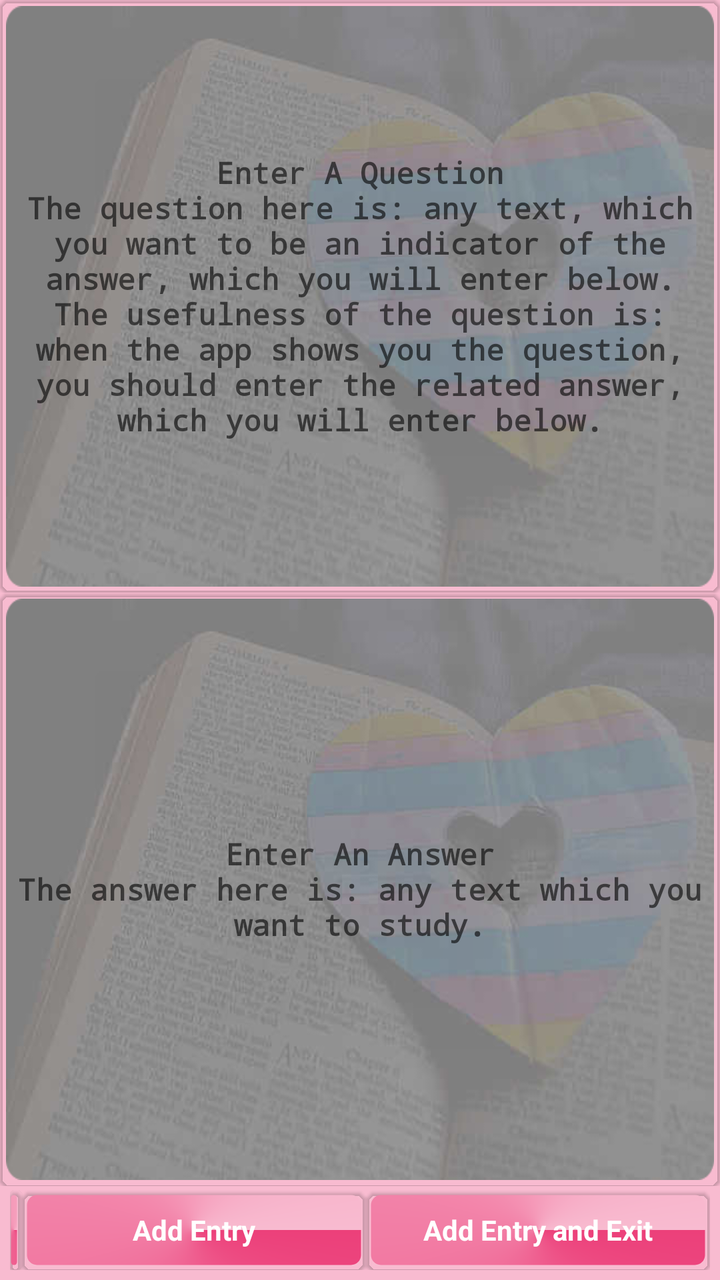
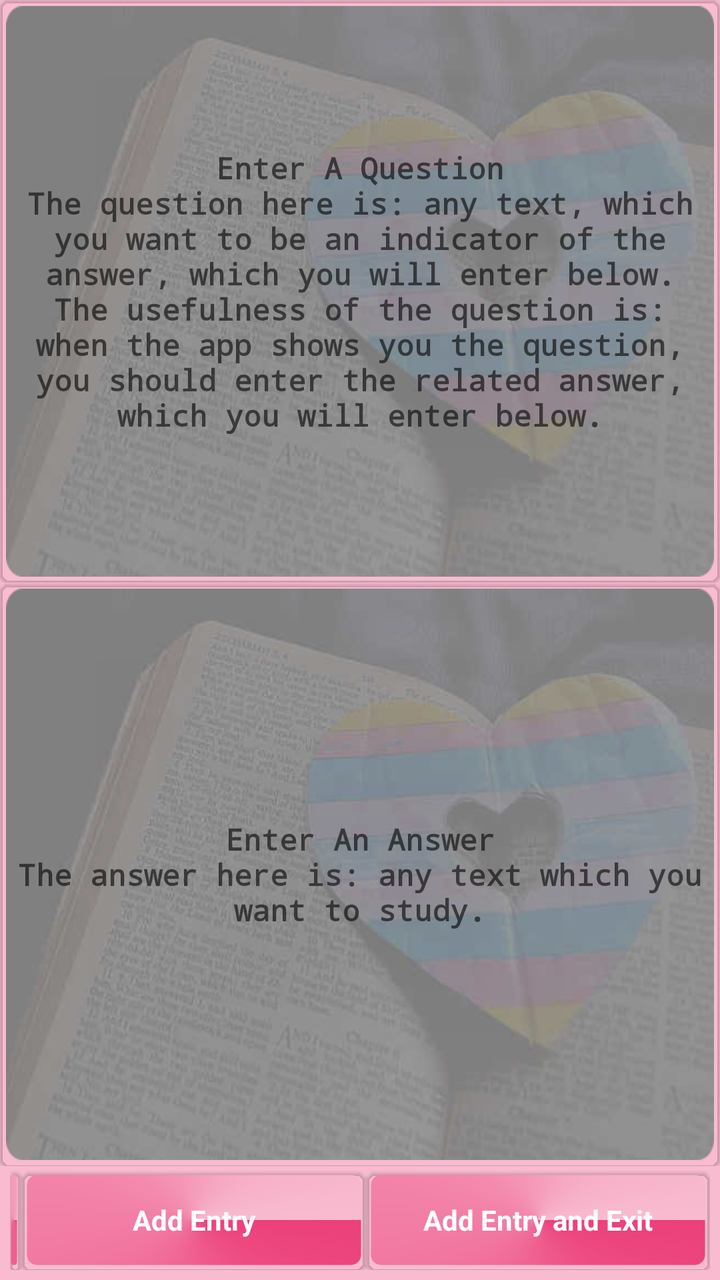

The first picture is an Android layout as it rendered before a commit; the second is the same layout after the commit. The layout source and the unified diff follow.
<!-- AndroidManifest.xml: application theme MyMaterialTheme -->
<!-- res/layout/content_add_entry.xml -->
<?xml version="1.0" encoding="utf-8"?>
<RelativeLayout
    xmlns:android="http://schemas.android.com/apk/res/android"
    xmlns:android.support.v7.cardview="http://schemas.android.com/apk/res-auto"
    xmlns:tools="http://schemas.android.com/tools"
    xmlns:app="http://schemas.android.com/apk/res-auto"
    android:layout_width="match_parent"
    android:layout_height="match_parent"
    app:layout_behavior="@string/appbar_scrolling_view_behavior"
    tools:context="com.ahmedsameha1.studyvocabulary.AddEntryActivity"
    tools:showIn="@layout/app_bar_add_entry">


<LinearLayout
    android:id="@+id/container"
    android:layout_width="match_parent"
    android:layout_height="match_parent"
    android:orientation="vertical"
    android:weightSum="2">

        <LinearLayout
            android:id="@+id/question_linearlayout"
            android:layout_width="match_parent"
            android:layout_height="0dp"
            android:layout_margin="0dp"
            android:layout_weight="1"
            android:background="@drawable/show_question_background"
            android:padding="0dp">

            <android.support.v7.widget.CardView
                android:layout_width="match_parent"
                android:layout_height="match_parent"
                android.support.v7.cardview:cardBackgroundColor="@android:color/transparent"
                android.support.v7.cardview:cardCornerRadius="5dp"
                android.support.v7.cardview:cardElevation="1dp">

                <EditText
                    android:id="@+id/question"
                    android:layout_width="match_parent"
                    android:layout_height="match_parent"
                    android:background="@drawable/text_bordered_transperant"
                    android:gravity="center"
                    android:hint="@string/enter_a_question"
                    android:imeOptions="flagNoExtractUi"
                    android:inputType="textNoSuggestions|textMultiLine"
                    android:minLines="1"
                    android:padding="5dp"
                    android:scrollbarAlwaysDrawVerticalTrack="true"
                    android:scrollbars="vertical"
                    android:textColor="#FFFFFF"
                    android:textSize="15sp"
                    android:textStyle="bold"
                    android:typeface="monospace" />
            </android.support.v7.widget.CardView>
        </LinearLayout>

        <LinearLayout
            android:id="@+id/answer_linearlayout"
            android:layout_width="match_parent"
            android:layout_height="0dp"
            android:layout_margin="0dp"
            android:layout_weight="1"
            android:background="@drawable/show_question_background"
            android:padding="0dp">

            <android.support.v7.widget.CardView
                android:layout_width="match_parent"
                android:layout_height="match_parent"
                android.support.v7.cardview:cardBackgroundColor="@android:color/transparent"
                android.support.v7.cardview:cardCornerRadius="5dp"
                android.support.v7.cardview:cardElevation="1dp">

                <EditText
                    android:id="@+id/answer"
                    android:layout_width="match_parent"
                    android:layout_height="match_parent"
                    android:layout_gravity="center"
                    android:background="@drawable/text_bordered_transperant"
                    android:enabled="true"
                    android:gravity="center"
                    android:hint="@string/enter_an_answer"
                    android:imeOptions="flagNoExtractUi"
                    android:inputType="textNoSuggestions|textMultiLine"
                    android:minLines="1"
                    android:padding="5dp"
                    android:scrollbarAlwaysDrawVerticalTrack="true"
                    android:textColor="#FFFFFF"

                    android:textSize="15sp"
                    android:textStyle="bold"
                    android:typeface="monospace" />
            </android.support.v7.widget.CardView>
        </LinearLayout>

        <LinearLayout
            android:layout_width="match_parent"
            android:layout_height="40dp"
            android:layout_marginBottom="5dp"
            android:layout_marginLeft="5dp"
            android:layout_marginRight="5dp"
            android:layout_marginTop="2dp">

            <android.support.v7.widget.CardView
                android:layout_width="wrap_content"
                android:layout_height="match_parent"
                android:layout_weight="0"
                android.support.v7.cardview:cardBackgroundColor="@android:color/transparent"
                android.support.v7.cardview:cardCornerRadius="5dp"
                android.support.v7.cardview:cardElevation="1dp"
                android.support.v7.cardview:cardPreventCornerOverlap="true">

                <TextView
                    android:id="@+id/show_actionbar"
                    android:layout_width="match_parent"
                    android:layout_height="match_parent"
                    android:layout_marginBottom="2dp"
                    android:layout_marginRight="2dp"
                    android:layout_marginTop="2dp"
                    android:background="@drawable/text_bordered_colored"
                    android:gravity="center"
                    android:padding="2dp"
                    android:textColor="@drawable/textview_enabled_disabled_selector" />
            </android.support.v7.widget.CardView>


            <android.support.v7.widget.CardView
                android:layout_width="0dp"
                android:layout_height="match_parent"
                android:layout_weight="1"
                android.support.v7.cardview:cardBackgroundColor="@android:color/transparent"
                android.support.v7.cardview:cardCornerRadius="5dp"
                android.support.v7.cardview:cardElevation="1dp">

                <TextView
                    android:id="@+id/add_entry"
                    android:layout_width="match_parent"
                    android:layout_height="match_parent"

                    android:layout_margin="2dp"
                    android:background="@drawable/text_bordered_colored"
                    android:enabled="true"
                    android:gravity="center"
                    android:padding="2dp"
                    android:text="@string/add_entry"
                    android:textColor="@drawable/textview_enabled_disabled_selector"
                    android:textStyle="bold" />
            </android.support.v7.widget.CardView>




            <android.support.v7.widget.CardView
                android:layout_width="0dp"
                android:layout_height="match_parent"
                android:layout_weight="1"
                android.support.v7.cardview:cardBackgroundColor="@android:color/transparent"
                android.support.v7.cardview:cardCornerRadius="5dp"
                android.support.v7.cardview:cardElevation="1dp">

                <TextView
                    android:id="@+id/add_entry_finish"
                    android:layout_width="match_parent"
                    android:layout_height="match_parent"
                    android:layout_margin="2dp"
                    android:background="@drawable/text_bordered_colored"
                    android:enabled="true"
                    android:gravity="center"
                    android:padding="2dp"
                    android:text="@string/add_entry_finish"
                    android:textColor="@drawable/textview_enabled_disabled_selector"
                    android:textStyle="bold" />
            </android.support.v7.widget.CardView>


        </LinearLayout>

    </LinearLayout>

</RelativeLayout>
<!-- res/layout/app_bar_add_entry.xml (included above) -->
<?xml version="1.0" encoding="utf-8"?>
<android.support.design.widget.CoordinatorLayout xmlns:android="http://schemas.android.com/apk/res/android"
    xmlns:app="http://schemas.android.com/apk/res-auto"
    xmlns:tools="http://schemas.android.com/tools"
    android:layout_width="match_parent"
    android:layout_height="match_parent"
    android:fitsSystemWindows="true">

    <android.support.design.widget.AppBarLayout
        android:layout_width="match_parent"
        android:layout_height="wrap_content"
        android:theme="@style/AppTheme.AppBarOverlay">
        <android.support.v7.widget.Toolbar xmlns:app="http://schemas.android.com/apk/res-auto"
            android:id="@+id/toolbar"
            android:layout_width="fill_parent"
            android:layout_height="?attr/actionBarSize"
            android:background="?attr/colorPrimary"
            android:minHeight="?attr/actionBarSize">

            <LinearLayout
                android:layout_width="wrap_content"
                android:layout_height="wrap_content">
                <Spinner
                    android:id="@+id/field_spinner"
                    android:layout_width="wrap_content"
                    android:layout_height="match_parent"
                    />

            </LinearLayout>
        </android.support.v7.widget.Toolbar>
        <View android:layout_width="match_parent"
            android:layout_height="4dp"
            android:background="@drawable/toolbar_drop_shadow"/>
    </android.support.design.widget.AppBarLayout>

    <include layout="@layout/content_add_entry" />

</android.support.design.widget.CoordinatorLayout>
<!-- resources referenced by this layout -->
<resources>
  <!-- drawable show_question_background (drawable) -->
  <?xml version="1.0" encoding="utf-8"?>
  <inset xmlns:android="http://schemas.android.com/apk/res/android"
      android:drawable="@drawable/book_heart_rounded_corners_15_radius"
      android:insetTop="3dp"
      android:insetBottom="3dp"
      android:insetRight="3dp"
      android:insetLeft="3dp"/>
  <!-- drawable text_bordered_colored (drawable) -->
  <shape xmlns:android="http://schemas.android.com/apk/res/android"
  android:thickness="0dp"
  android:shape="rectangle">
  <stroke android:width="1dp"
      android:color="@android:color/transparent"/>
  <corners android:radius="5dp" />
  <gradient
      android:startColor="@color/colorPrimary"
      android:endColor="@color/windowBackground"
      android:type="sweep"
      android:angle="270"/>
  </shape>
  <!-- drawable text_bordered_transperant (drawable) -->
  <shape xmlns:android="http://schemas.android.com/apk/res/android"
      android:thickness="0dp"
      android:shape="rectangle">
      <stroke android:width="1dp"
          android:color="@android:color/transparent"/>
      <corners android:radius="5dp" />
      <gradient
          android:startColor="@android:color/transparent"
          android:endColor="@android:color/transparent"
          android:type="linear"
          android:angle="270"/>
  </shape>
  <!-- drawable textview_enabled_disabled_selector (drawable) -->
  <?xml version="1.0" encoding="utf-8"?>
  <selector xmlns:android="http://schemas.android.com/apk/res/android">
      <item android:state_enabled="false" android:color="@android:color/darker_gray" />
      <item android:state_enabled="true" android:color="@android:color/white"/>
  </selector>
  <!-- drawable toolbar_drop_shadow (drawable) -->
  <?xml version="1.0" encoding="utf-8"?>
  <shape xmlns:android="http://schemas.android.com/apk/res/android"
      android:shape="rectangle" >
  
      <gradient
          android:angle="90"
          android:endColor="#757575"
          android:startColor="#bdbdbd" />
  
  </shape>
  <string name="add_entry">Add Entry</string>
  <string name="add_entry_finish">Add Entry and Exit</string>
  <string name="appbar_scrolling_view_behavior" translatable="false">android.support.design.widget.AppBarLayout$ScrollingViewBehavior</string>
  <string name="enter_a_question">Enter A Question\nThe question here is: any text, which you want to be an indicator of the answer, which you will enter below. The usefulness of the question is: when the app shows you the question, you should enter the related answer, which you will enter below.</string>
  <string name="enter_an_answer">Enter An Answer\nThe answer here is: any text which you want to study.</string>
  <style name="AppTheme.AppBarOverlay" parent="ThemeOverlay.AppCompat.Dark.ActionBar" />
  <style name="MyMaterialTheme" parent="MyMaterialTheme.Base">
  
      </style>
  <!-- drawable book_heart_rounded_corners_15_radius: png bitmap (drawable, 118245 bytes) -->
  <color name="colorPrimary">#EC407A</color>
  <color name="windowBackground">#F8BBD0</color>
  <style name="MyMaterialTheme.Base" parent="Theme.AppCompat.Light.DarkActionBar">
          <item name="windowNoTitle">true</item>
          <item name="windowActionBar">false</item>
          <item name="colorPrimary">@color/colorPrimary</item>
          <item name="colorPrimaryDark">@color/colorPrimaryDark</item>
          <item name="colorAccent">@color/colorAccent</item>
          <item name="android:windowBackground">@color/windowBackground</item>
      </style>
  <color name="colorPrimaryDark">#AD1457</color>
  <color name="colorAccent">#EA80FC</color>
</resources>

<!-- the commit's change to res/layout/content_add_entry.xml (unified diff, before → after) -->
@@ -94,7 +94,7 @@
 
         <LinearLayout
             android:layout_width="match_parent"
-            android:layout_height="40dp"
+            android:layout_height="50dp"
             android:layout_marginBottom="5dp"
             android:layout_marginLeft="5dp"
             android:layout_marginRight="5dp"
